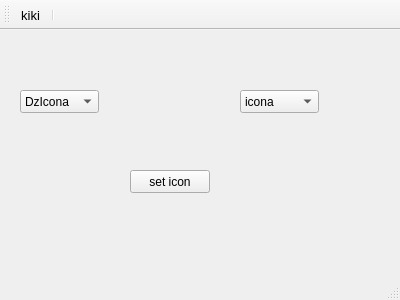
Qt form Libs/Qt/QKIconaTest/mainwindow.ui (kariminf/k-icona) before a commit.
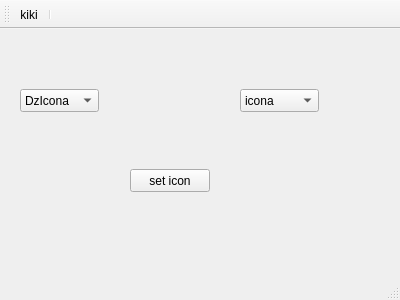
The same form after that commit.

What changed in the file:
```diff
--- a/Libs/Qt/QKIconaTest/mainwindow.ui
+++ b/Libs/Qt/QKIconaTest/mainwindow.ui
@@ -182,9 +182,7 @@
     <string>kiki</string>
    </property>
    <property name="font">
-    <font>
-     <pointsize>10</pointsize>
-    </font>
+    <font/>
    </property>
   </action>
  </widget>
```
Left out of the diff: 7 changed lines with no effect on the pictures.
